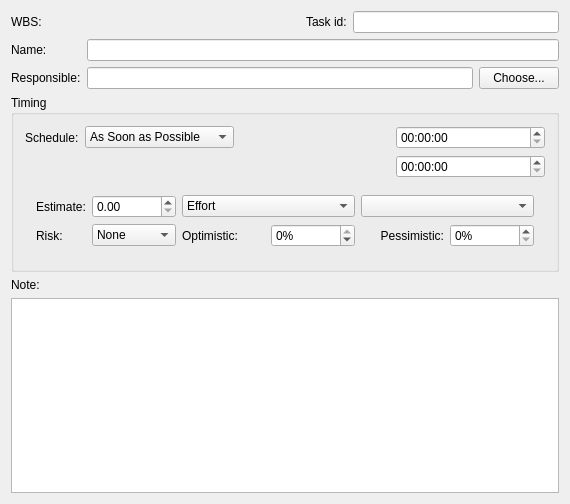
First picture: the form in kplato/libs/ui/kpttaskgeneralpanelbase.ui, repository KDE/calligra, before the edit.
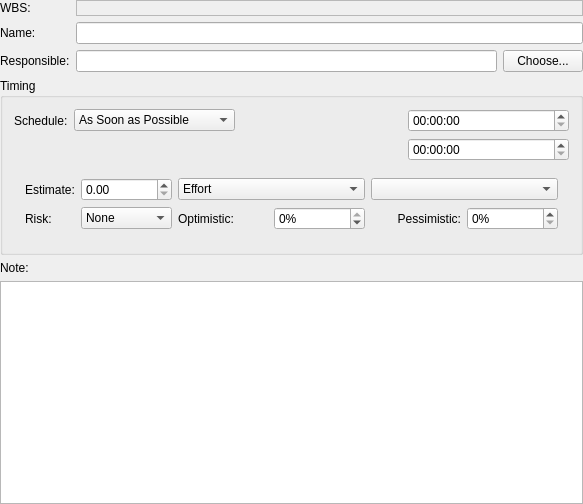
Second picture: the form after the edit. Custom widgets are drawn as their Qt base class.

Commit message: Task dialogs: Remove id editing (randomly generated) and align to changes in KDialog.

The edit to the form file:
```diff
--- a/kplato/libs/ui/kpttaskgeneralpanelbase.ui
+++ b/kplato/libs/ui/kpttaskgeneralpanelbase.ui
@@ -6,7 +6,7 @@
    <rect>
     <x>0</x>
     <y>0</y>
-    <width>570</width>
+    <width>583</width>
     <height>504</height>
    </rect>
   </property>
@@ -14,23 +14,12 @@
    <string>TaskGeneralPanelBase</string>
   </property>
   <layout class="QVBoxLayout" name="verticalLayout" >
-   <item>
-    <layout class="QHBoxLayout" >
-     <property name="spacing" >
-      <number>6</number>
-     </property>
      <property name="margin" >
       <number>0</number>
      </property>
      <item>
-      <layout class="QVBoxLayout" >
-       <property name="spacing" >
-        <number>6</number>
-       </property>
-       <property name="margin" >
-        <number>0</number>
-       </property>
-       <item>
+    <layout class="QGridLayout" name="gridLayout_2" >
+     <item row="0" column="0" >
         <widget class="QLabel" name="wbslabel" >
          <property name="toolTip" >
           <string>Work Breakdown Structure</string>
@@ -48,7 +37,23 @@
          </property>
         </widget>
        </item>
-       <item>
+     <item row="0" column="1" >
+      <widget class="QLabel" name="wbsfield" >
+       <property name="frameShape" >
+        <enum>QFrame::StyledPanel</enum>
+       </property>
+       <property name="frameShadow" >
+        <enum>QFrame::Sunken</enum>
+       </property>
+       <property name="text" >
+        <string/>
+       </property>
+       <property name="wordWrap" >
+        <bool>false</bool>
+       </property>
+      </widget>
+     </item>
+     <item row="1" column="0" >
         <widget class="QLabel" name="namelabel" >
          <property name="whatsThis" >
           <string>The name of the Task.</string>
@@ -64,7 +69,14 @@
          </property>
         </widget>
        </item>
-       <item>
+     <item row="1" column="1" >
+      <widget class="KLineEdit" name="namefield" >
+       <property name="whatsThis" >
+        <string>The name of the Task.</string>
+       </property>
+      </widget>
+     </item>
+     <item row="2" column="0" >
         <widget class="QLabel" name="leaderlabel" >
          <property name="whatsThis" >
           <string>The person responsible for this task.
@@ -82,79 +94,7 @@
          </property>
         </widget>
        </item>
-      </layout>
-     </item>
-     <item>
-      <layout class="QVBoxLayout" >
-       <property name="spacing" >
-        <number>6</number>
-       </property>
-       <property name="margin" >
-        <number>0</number>
-       </property>
-       <item>
-        <layout class="QHBoxLayout" >
-         <property name="spacing" >
-          <number>6</number>
-         </property>
-         <property name="margin" >
-          <number>0</number>
-         </property>
-         <item>
-          <widget class="QLabel" name="wbsfield" >
-           <property name="text" >
-            <string/>
-           </property>
-           <property name="wordWrap" >
-            <bool>false</bool>
-           </property>
-          </widget>
-         </item>
-         <item>
-          <spacer>
-           <property name="orientation" >
-            <enum>Qt::Horizontal</enum>
-           </property>
-           <property name="sizeType" >
-            <enum>QSizePolicy::Expanding</enum>
-           </property>
-           <property name="sizeHint" stdset="0" >
-            <size>
-             <width>40</width>
-             <height>20</height>
-            </size>
-           </property>
-          </spacer>
-         </item>
-         <item>
-          <widget class="QLabel" name="idlabel" >
-           <property name="whatsThis" >
-            <string>This is the unique identifier for this task.</string>
-           </property>
-           <property name="text" >
-            <string>Task id:</string>
-           </property>
-           <property name="wordWrap" >
-            <bool>false</bool>
-           </property>
-           <property name="buddy" >
-            <cstring>idfield</cstring>
-           </property>
-          </widget>
-         </item>
-         <item>
-          <widget class="KLineEdit" name="idfield" />
-         </item>
-        </layout>
-       </item>
-       <item>
-        <widget class="KLineEdit" name="namefield" >
-         <property name="whatsThis" >
-          <string>The name of the Task.</string>
-         </property>
-        </widget>
-       </item>
-       <item>
+     <item row="2" column="1" >
         <layout class="QHBoxLayout" >
          <property name="spacing" >
           <number>6</number>
@@ -191,8 +131,6 @@
        </item>
       </layout>
      </item>
-    </layout>
-   </item>
    <item>
     <widget class="QGroupBox" name="groupBox" >
      <property name="whatsThis" >
```
Left out of the diff: 6 changed lines with no effect on the pictures. Lines whose indentation alone changed are shown as unchanged. The commit also changes 7 other files.
